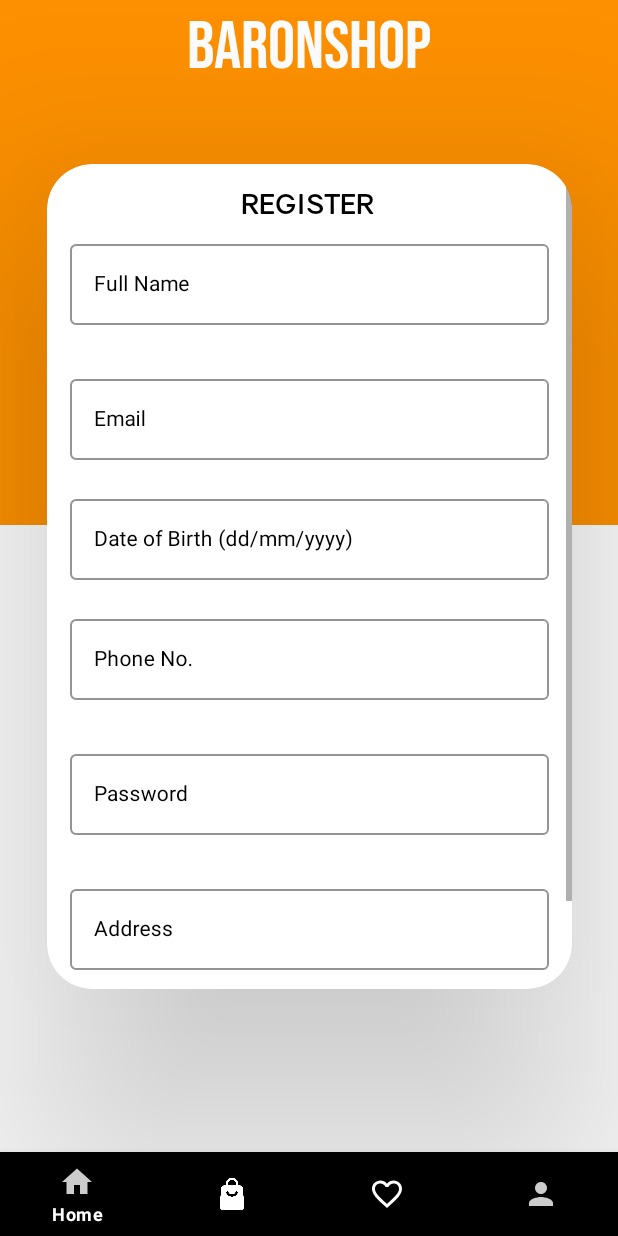
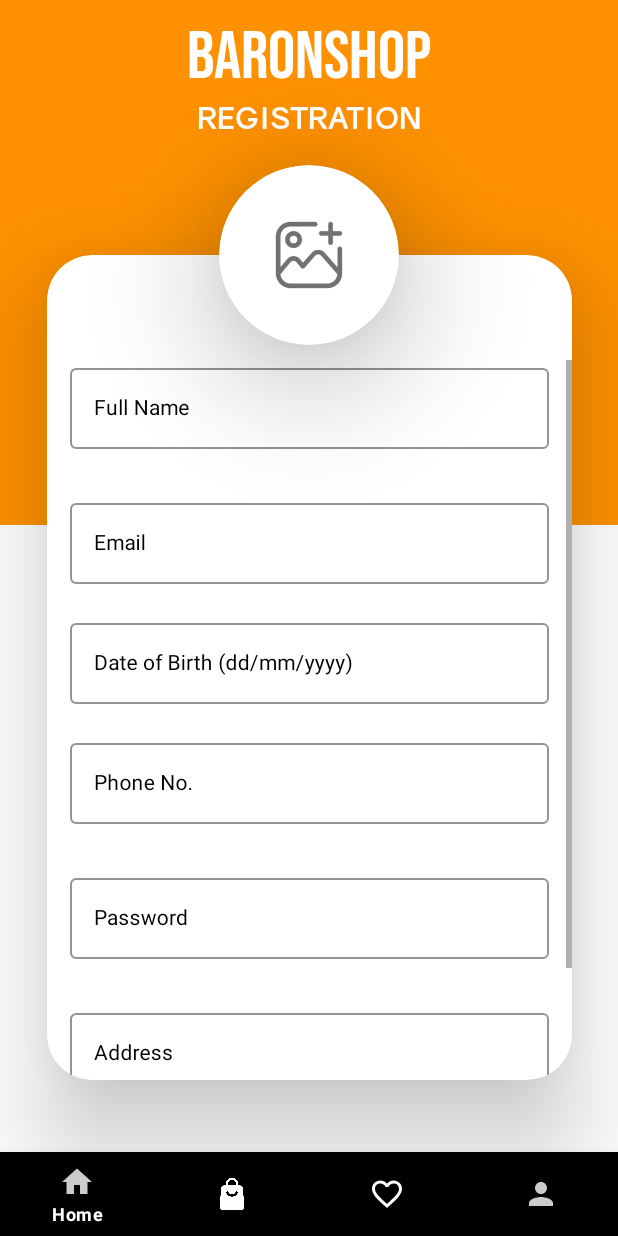
Before and after one commit to OmerOzen10/BaronShop, an Android app: the fragment RegisterFragment placed in its activity, on a phone screen of 412 x 824 dp. Run offline under Robolectric (Android 15) with nearby library versions, the phone set to English and light mode, and no system bars; our stand-ins replace Firebase (no records; nobody signed in at launch, a user with empty details on screens opened directly).

Commit message:
added profile picture for register page

```diff
--- a/EcommercialApplication/app/src/main/res/drawable/border.xml
+++ b/EcommercialApplication/app/src/main/res/drawable/border.xml
@@ -1,5 +1,6 @@
 <shape xmlns:android="http://schemas.android.com/apk/res/android">
     <stroke
         android:color="@color/white"
-        android:width="1dp" />
+        android:width="1dp"
+        />
 </shape>
--- /dev/null
+++ b/EcommercialApplication/app/src/main/res/drawable/wave.xml
@@ -0,0 +1,9 @@
+<vector xmlns:android="http://schemas.android.com/apk/res/android"
+    android:width="1440dp"
+    android:height="320dp"
+    android:viewportWidth="1400"
+    android:viewportHeight="400">
+    <path
+        android:pathData="M0,192L80,192C160,192 320,192 480,176C640,160 800,128 960,122.7C1120,117 1280,139 1360,149.3L1440,160L1440,0L1360,0C1280,0 1120,0 960,0C800,0 640,0 480,0C320,0 160,0 80,0L0,0Z"
+        android:fillColor="#FF9100"/>
+</vector>
--- a/EcommercialApplication/app/src/main/res/layout/fragment_register.xml
+++ b/EcommercialApplication/app/src/main/res/layout/fragment_register.xml
@@ -4,17 +4,10 @@
     xmlns:tools="http://schemas.android.com/tools"
     android:layout_width="match_parent"
     android:layout_height="match_parent"
-    tools:context=".UserFragment"
-    android:background="#FFFFFF">
+    android:background="#FFFFFF"
+    tools:context=".UserFragment">
 
-    <androidx.constraintlayout.widget.Guideline
-        android:id="@+id/guideline"
-        android:layout_width="wrap_content"
-        android:layout_height="wrap_content"
-        android:orientation="horizontal"
-        app:layout_constraintGuide_begin="118dp" />
-
-    <ImageView
+    <View
         android:id="@+id/view"
         android:layout_width="match_parent"
         android:layout_height="350dp"
@@ -24,32 +17,53 @@
         app:layout_constraintTop_toTopOf="parent" />
 
     <TextView
+        android:layout_marginTop="10dp"
         android:id="@+id/textView10"
         android:layout_width="wrap_content"
         android:layout_height="wrap_content"
-        android:layout_marginTop="3dp"
         android:fontFamily="@font/regular"
         android:text="BARONSHOP"
         android:textColor="@color/white"
         android:textSize="45sp"
+        app:layout_constraintBottom_toTopOf="@+id/txt8"
         app:layout_constraintEnd_toEndOf="parent"
+        app:layout_constraintHorizontal_bias="0.5"
         app:layout_constraintStart_toStartOf="parent"
         app:layout_constraintTop_toTopOf="parent" />
 
+
+
+    <TextView
+        android:id="@+id/txt8"
+        android:layout_width="wrap_content"
+        android:layout_height="wrap_content"
+        android:fontFamily="@font/regular1"
+        android:text="REGISTRATION"
+        android:textColor="@color/white"
+        android:textSize="20sp"
+        app:layout_constraintEnd_toEndOf="parent"
+        app:layout_constraintStart_toStartOf="parent"
+        app:layout_constraintTop_toBottomOf="@id/textView10" />
+
+
+
     <androidx.cardview.widget.CardView
+        android:id="@+id/cardView9"
         android:layout_width="350dp"
         android:layout_height="550dp"
+        android:backgroundTint="@color/white"
+        app:cardCornerRadius="30dp"
+        app:cardElevation="40dp"
+        android:layout_marginTop="30dp"
+        app:layout_constraintTop_toBottomOf="@id/txt8"
         app:layout_constraintBottom_toBottomOf="@+id/progressBar"
         app:layout_constraintEnd_toEndOf="parent"
-        app:layout_constraintStart_toStartOf="parent"
-        app:layout_constraintTop_toTopOf="parent"
-        app:cardElevation="100dp"
-        app:cardCornerRadius="30dp"
-        android:backgroundTint="@color/white">
+        app:layout_constraintStart_toStartOf="parent">
 
         <ScrollView
             android:layout_width="match_parent"
-            android:layout_height="match_parent">
+            android:layout_height="match_parent"
+            android:layout_marginTop="70dp">
 
             <androidx.constraintlayout.widget.ConstraintLayout
                 android:id="@+id/constraintLayout4"
@@ -60,26 +74,12 @@
                 app:layout_constraintStart_toStartOf="parent"
                 app:layout_constraintTop_toTopOf="parent">
 
-                <TextView
-                    android:id="@+id/textView8"
-                    android:layout_width="wrap_content"
-                    android:layout_height="wrap_content"
-                    android:layout_marginTop="15dp"
-                    android:fontFamily="@font/regular1"
-                    android:text="REGISTER "
-                    android:textColor="@color/black"
-                    android:textSize="18sp"
-                    app:layout_constraintEnd_toEndOf="parent"
-                    app:layout_constraintStart_toStartOf="parent"
-                    app:layout_constraintTop_toTopOf="parent" />
-
                 <com.google.android.material.textfield.TextInputLayout
                     android:id="@+id/layoutName"
                     style="@style/Widget.MaterialComponents.TextInputLayout.OutlinedBox"
                     android:layout_width="match_parent"
                     android:layout_height="wrap_content"
                     android:layout_marginStart="15dp"
-                    android:layout_marginTop="10dp"
                     android:layout_marginEnd="15dp"
                     android:hint="Full Name"
                     android:textColorHint="@color/black"
@@ -87,12 +87,11 @@
                     app:endIconMode="clear_text"
                     app:endIconTint="#FF0000"
                     app:errorEnabled="true"
-
                     app:errorTextColor="#FF0000"
                     app:hintTextColor="@color/black"
                     app:layout_constraintEnd_toEndOf="parent"
                     app:layout_constraintStart_toStartOf="parent"
-                    app:layout_constraintTop_toBottomOf="@+id/textView8">
+                    app:layout_constraintTop_toTopOf="parent">
 
                     <com.google.android.material.textfield.TextInputEditText
                         android:id="@+id/edtName"
@@ -251,14 +250,14 @@
                     android:id="@+id/btnRegister"
                     android:layout_width="wrap_content"
                     android:layout_height="wrap_content"
+                    android:layout_marginBottom="10dp"
                     android:backgroundTint="#FF9100"
                     android:fontFamily="@font/regular1"
                     android:text="REGISTER"
                     app:layout_constraintBottom_toBottomOf="parent"
                     app:layout_constraintEnd_toEndOf="parent"
                     app:layout_constraintStart_toStartOf="parent"
-                    app:layout_constraintTop_toBottomOf="@id/layoutAddress"
-                    android:layout_marginBottom="10dp"/>
+                    app:layout_constraintTop_toBottomOf="@id/layoutAddress" />
 
 
             </androidx.constraintlayout.widget.ConstraintLayout>
@@ -269,14 +268,41 @@
     </androidx.cardview.widget.CardView>
 
 
+    <androidx.cardview.widget.CardView
+        android:id="@+id/cardViewPP"
+        android:layout_width="wrap_content"
+        android:layout_height="wrap_content"
+        app:cardCornerRadius="60dp"
+        app:layout_constraintBottom_toTopOf="@+id/cardView9"
+        app:layout_constraintEnd_toEndOf="@+id/view"
+        app:layout_constraintStart_toStartOf="parent"
+        app:layout_constraintTop_toTopOf="@+id/cardView9"
+        android:backgroundTint="@color/white"
+        app:cardElevation="50dp"
 
+        >
+
+        <ImageView
+            android:id="@+id/imageView5"
+            android:layout_width="120dp"
+            android:layout_height="120dp"
+            android:src="@drawable/image"
+            android:scaleType="centerCrop"
+            android:padding="35dp"
+            app:tint="#717171"
+            app:layout_constraintEnd_toEndOf="parent"
+            app:layout_constraintHorizontal_bias="0.498"
+            app:layout_constraintStart_toStartOf="parent"
+            app:layout_constraintTop_toTopOf="parent" />
+
+    </androidx.cardview.widget.CardView>
 
     <ProgressBar
-        android:visibility="gone"
         android:id="@+id/progressBar"
         style="?android:attr/progressBarStyle"
         android:layout_width="wrap_content"
         android:layout_height="wrap_content"
+        android:visibility="gone"
         app:layout_constraintBottom_toBottomOf="parent"
         app:layout_constraintEnd_toEndOf="parent"
         app:layout_constraintStart_toStartOf="parent" />
```
Also changed, not shown: EcommercialApplication/app/src/main/res/drawable/image.png (added).
